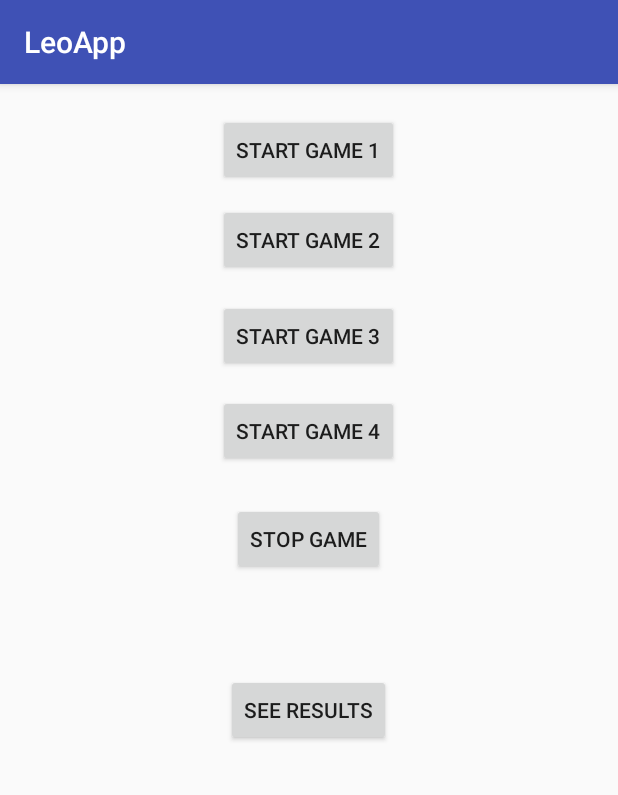
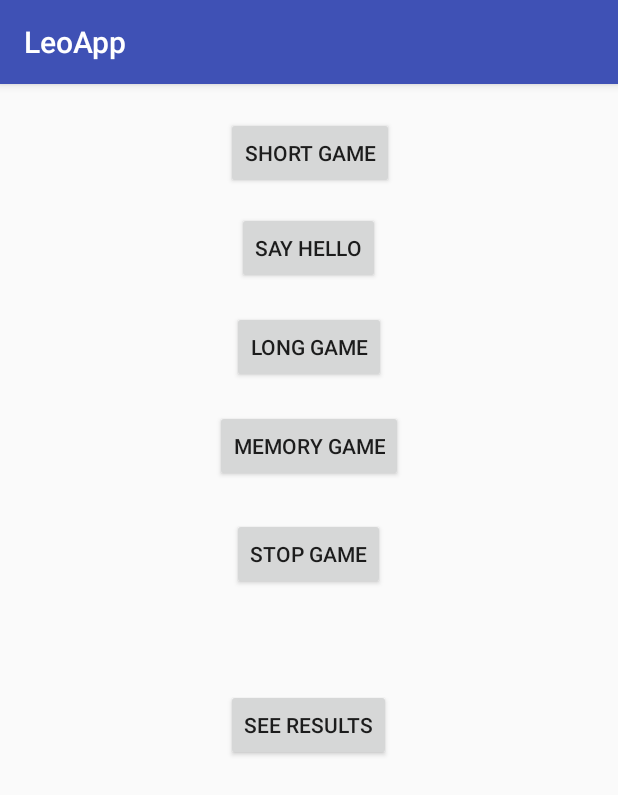
Before and after one commit to Ciaranshu/SDP-2018, an Android app: the screen it shows after launch (MainActivity), on a phone screen of 412 x 824 dp. Shown: the top 795 px of the screen. Run offline under Robolectric (Android 15) with nearby library versions, the phone set to English and light mode, and no system bars; libraries missing offline, so code that uses them is left out: com.parse, org.eclipse.paho; 13 statements that could not run were skipped.

Commit message:
Set Connection Time out Interval

```diff
--- a/App/app/src/main/java/com/example/stelios/leoappjavamosquitto/MainActivity.java
+++ b/App/app/src/main/java/com/example/stelios/leoappjavamosquitto/MainActivity.java
@@ -65,6 +65,10 @@ public class MainActivity extends AppCompatActivity implements org.eclipse.paho.
         Parse.initialize(this);
         ParseInstallation.getCurrentInstallation().saveInBackground();
 
+        // Setting timeout Interval for connection
+        timeOut = new MqttConnectOptions();
+        timeOut.setKeepAliveInterval(600000);
+
         /*ArrayList<String> listb = new ArrayList<>();
         listb.add("hello");
         listb.add("Can you hear me");
@@ -90,7 +94,8 @@ public class MainActivity extends AppCompatActivity implements org.eclipse.paho.
            //"tcp://10.42.0.1:1883"
             client = new MqttClient("tcp://10.42.0.1:1883", "AndroidThingSub", new MemoryPersistence());
             client.setCallback(this);
-            timeOut.setKeepAliveInterval(600000);
+
+            // Connect client with Mqqt option timeOut initialised above
             client.connect(timeOut);
 
             String stringMsg0 = new String ("0");
--- a/App/app/src/main/res/layout/activity_main.xml
+++ b/App/app/src/main/res/layout/activity_main.xml
@@ -10,10 +10,10 @@
         android:layout_width="wrap_content"
         android:layout_height="wrap_content"
         android:layout_alignParentTop="true"
-        android:layout_alignStart="@+id/btn_game4"
-        android:layout_marginTop="20dp"
+        android:layout_alignStart="@+id/btn_see_results"
+        android:layout_marginTop="22dp"
         android:onClick="StartGameOne"
-        android:text="@string/btn_game1_txt"
+        android:text="Short Game"
         tools:ignore="MissingConstraints"
         tools:layout_editor_absoluteX="50dp"
         tools:layout_editor_absoluteY="51dp" />
@@ -23,11 +23,11 @@
         android:id="@+id/btn_game2"
         android:layout_width="wrap_content"
         android:layout_height="wrap_content"
-        android:layout_alignStart="@+id/btn_game1"
         android:layout_below="@+id/btn_game1"
-        android:layout_marginTop="12dp"
+        android:layout_centerHorizontal="true"
+        android:layout_marginTop="15dp"
         android:onClick="StartGameTwo"
-        android:text="Start Game 2"
+        android:text="Say Hello"
         tools:ignore="MissingConstraints"
         tools:layout_editor_absoluteX="39dp"
         tools:layout_editor_absoluteY="121dp" />
@@ -36,11 +36,11 @@
         android:id="@+id/btn_game3"
         android:layout_width="wrap_content"
         android:layout_height="wrap_content"
-        android:layout_alignStart="@+id/btn_game2"
+        android:layout_alignStart="@+id/btn_stop"
         android:layout_below="@+id/btn_game2"
-        android:layout_marginTop="16dp"
+        android:layout_marginTop="18dp"
         android:onClick="StartGameThree"
-        android:text="Start Game 3"
+        android:text="Long Game"
         tools:ignore="MissingConstraints"
         tools:layout_editor_absoluteX="39dp"
         tools:layout_editor_absoluteY="121dp" />
@@ -51,9 +51,9 @@
         android:layout_height="wrap_content"
         android:layout_below="@+id/btn_game3"
         android:layout_centerHorizontal="true"
-        android:layout_marginTop="15dp"
+        android:layout_marginTop="18dp"
         android:onClick="StartGameFour"
-        android:text="Start Game 4"
+        android:text="Memory Game"
         tools:ignore="MissingConstraints"
         tools:layout_editor_absoluteX="39dp"
         tools:layout_editor_absoluteY="121dp" />
```
